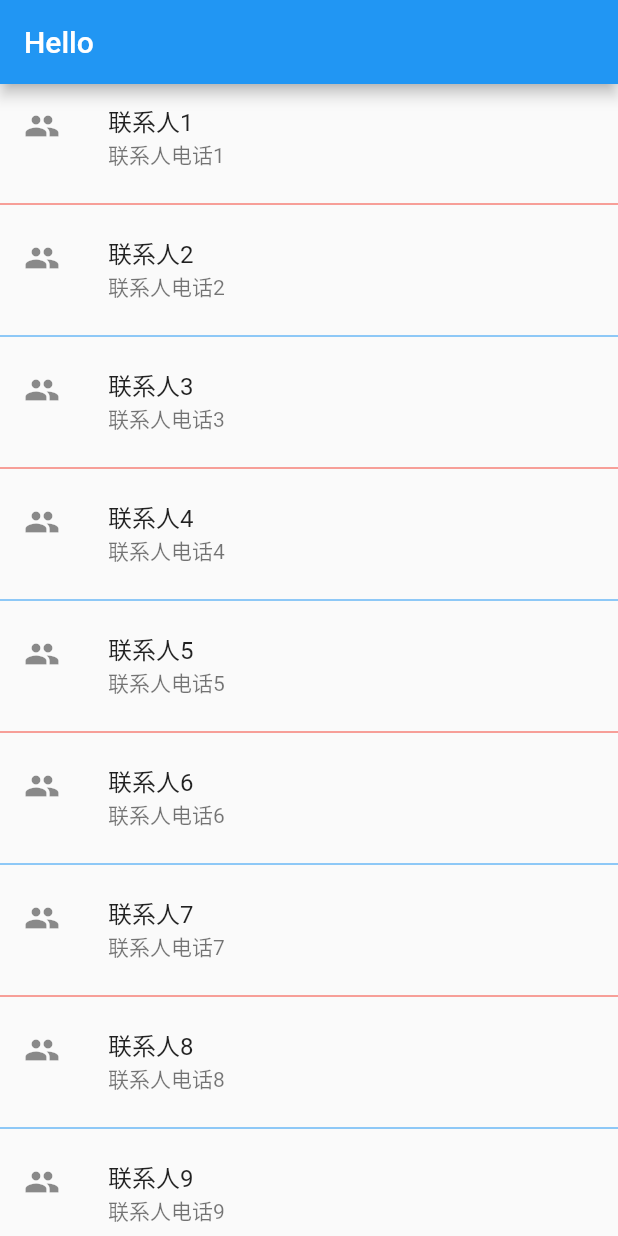
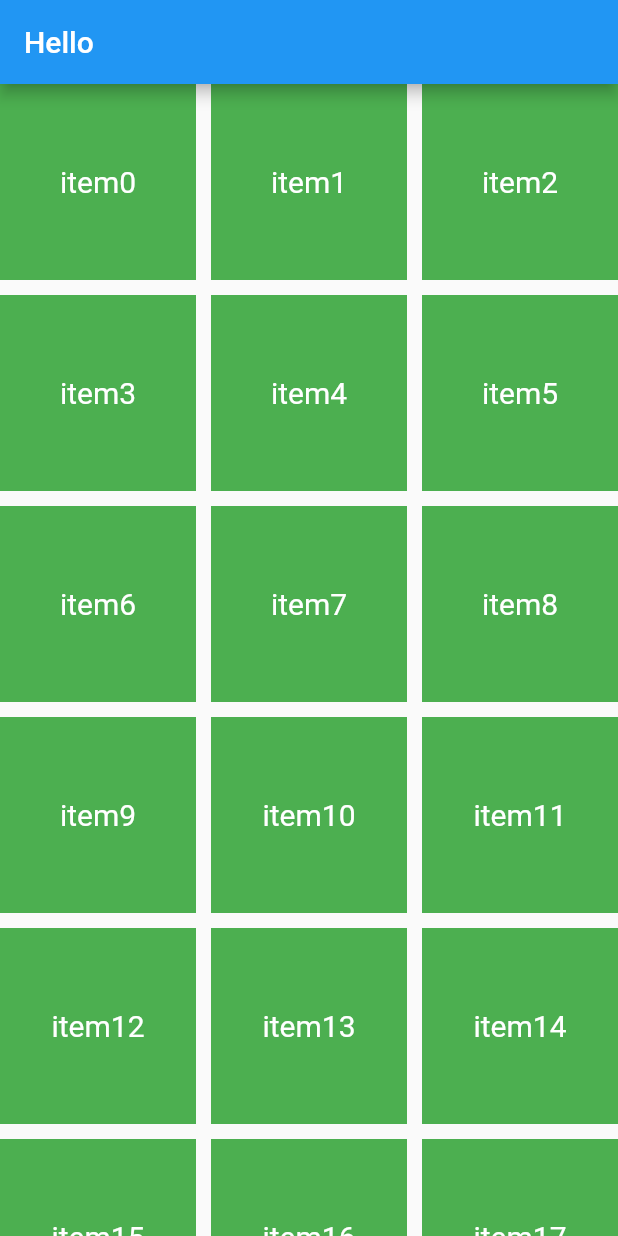
Before and after one commit to maicoder/learnFlutter, a Flutter app: the screen it shows after launch, on a phone screen of 412 x 824 dp. Run offline on Flutter 3.47's test engine with Material 2 defaults, Android fonts, the phone set to English and light mode, and no system bars.

Commit message:
Update main.dart

```diff
--- a/ch02/learn_flutter6/lib/main.dart
+++ b/ch02/learn_flutter6/lib/main.dart
@@ -17,29 +17,33 @@ class MyHomePage extends StatelessWidget {
   Widget build(BuildContext context) {
     return Scaffold(
       appBar: AppBar(title: Text("Hello"),),
-      body: MySeparatedDemo(),
+      body: MyGridCountDemo(),
     );
   }
 }
 
-class MySeparatedDemo extends StatelessWidget {
-  Divider blueColor = Divider(color: Colors.blue);
-  Divider redColor = Divider(color: Colors.red);
+class MyGridCountDemo extends StatelessWidget {
+
+  List<Widget> getGridWidgets() {
+    return List.generate(100, (index) {
+      return Container(
+        color: Colors.green,
+        alignment: Alignment(0, 0),
+        child: Text("item$index", style: TextStyle(fontSize: 20, color: Colors.white)),
+      );
+    });
+  }
 
   @override
   Widget build(BuildContext context) {
-    return ListView.separated(
-        itemBuilder: (BuildContext context, int index) {
-          return ListTile(
-            leading: Icon(Icons.people),
-            title: Text("联系人${index+1}"),
-            subtitle: Text("联系人电话${index+1}"),
-          );
-        },
-        separatorBuilder: (BuildContext context, int index) {
-          return index % 2 == 0 ? redColor : blueColor;
-        },
-        itemCount: 100
+    return GridView(
+      gridDelegate: SliverGridDelegateWithFixedCrossAxisCount(
+          crossAxisCount: 3,
+          mainAxisSpacing: 10,
+          crossAxisSpacing: 10,
+          childAspectRatio: 1.0
+      ),
+      children: getGridWidgets(),
     );
   }
 }
```
